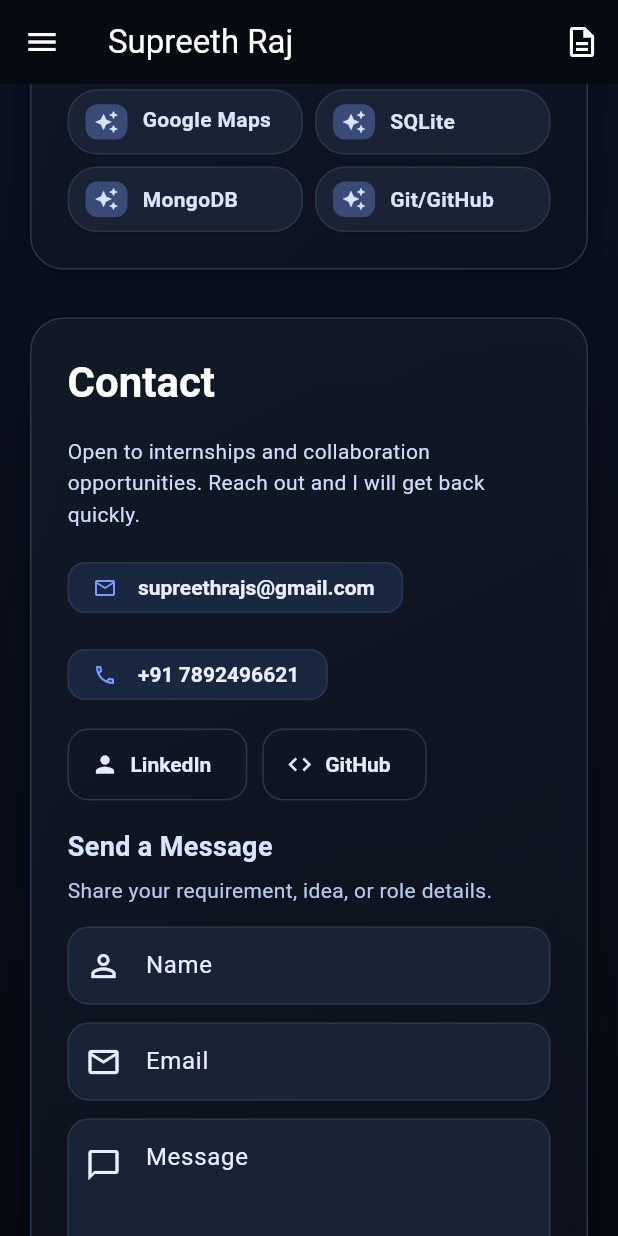
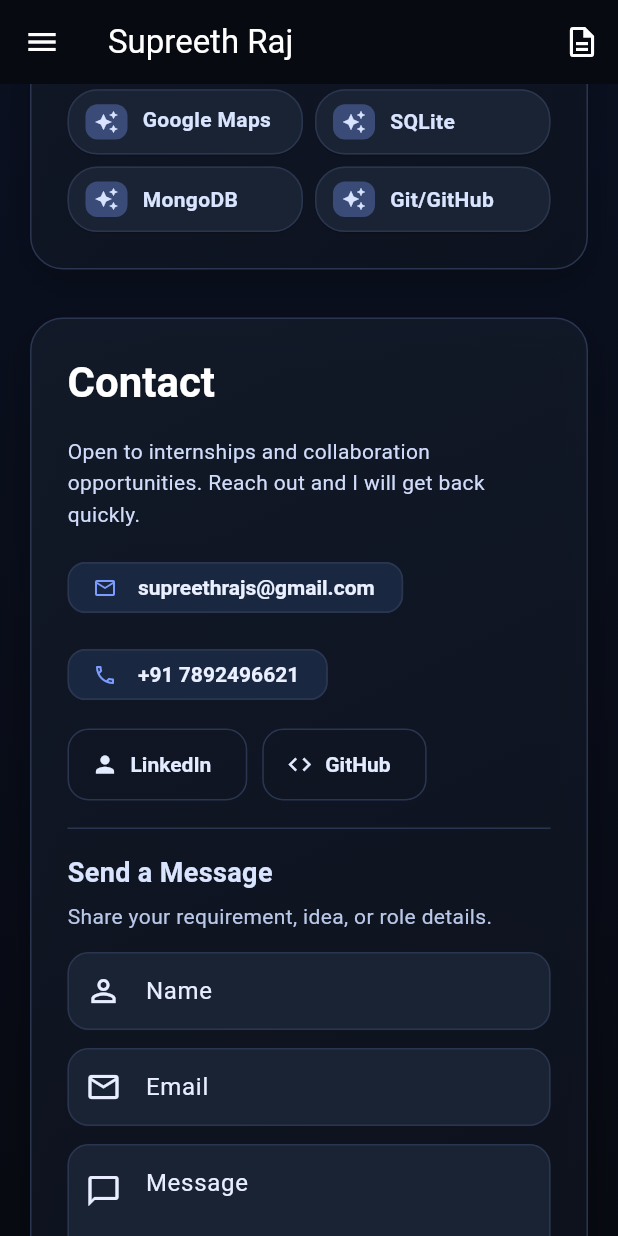
Before and after one commit to supreethraj13/Portfolio, a Flutter app: the screen it shows after launch, scrolled down 2304 dp, after a tap on "GitHub", on a phone screen of 412 x 824 dp. Run offline on Flutter 3.47's test engine with Material 3 defaults, Android fonts, the phone set to English and light mode, and no system bars; our stand-ins replace cached_network_image, cloud_firestore, equatable, firebase_analytics, firebase_core, flutter_bloc and 4 more; accounts and stored records are empty; statements that could not run were skipped.

Commit message:
ui change 2

```diff
--- a/lib/presentation/pages/portfolio_page.dart
+++ b/lib/presentation/pages/portfolio_page.dart
@@ -138,7 +138,10 @@ class _PortfolioPageState extends State<PortfolioPage> {
       crossAxisAlignment: CrossAxisAlignment.start,
       mainAxisSize: MainAxisSize.min,
       children: [
-        Text(
+        _RevealOnBuild(
+          delayMs: 20,
+          beginOffset: const Offset(0, 0.06),
+          child: Text(
             'L D Supreeth Raj',
             style: TextStyle(
               fontSize: titleSize,
@@ -147,8 +150,12 @@ class _PortfolioPageState extends State<PortfolioPage> {
               height: 1.06,
             ),
           ),
+        ),
         const SizedBox(height: 10),
-        const Text(
+        const _RevealOnBuild(
+          delayMs: 90,
+          beginOffset: Offset(0, 0.06),
+          child: Text(
             'Flutter App Developer',
             style: TextStyle(
               fontSize: 20,
@@ -156,13 +163,25 @@ class _PortfolioPageState extends State<PortfolioPage> {
               fontWeight: FontWeight.w600,
             ),
           ),
+        ),
         const SizedBox(height: 14),
-        const Text(
+        const _RevealOnBuild(
+          delayMs: 150,
+          beginOffset: Offset(0, 0.06),
+          child: Text(
             'I build scalable Flutter applications with BLoC and Firebase, focused on performance, reliability, and impactful user experiences.',
-          style: TextStyle(fontSize: 16, color: Color(0xFFD0DCFA), height: 1.6),
+            style: TextStyle(
+              fontSize: 16,
+              color: Color(0xFFD0DCFA),
+              height: 1.6,
+            ),
+          ),
         ),
         const SizedBox(height: 16),
-        Wrap(
+        _RevealOnBuild(
+          delayMs: 210,
+          beginOffset: const Offset(0, 0.06),
+          child: Wrap(
             spacing: 10,
             runSpacing: 10,
             children: [
@@ -180,8 +199,12 @@ class _PortfolioPageState extends State<PortfolioPage> {
               ),
             ],
           ),
+        ),
         const SizedBox(height: 18),
-        Wrap(
+        _RevealOnBuild(
+          delayMs: 280,
+          beginOffset: const Offset(0, 0.06),
+          child: Wrap(
             spacing: 10,
             runSpacing: 10,
             children: [
@@ -196,6 +219,7 @@ class _PortfolioPageState extends State<PortfolioPage> {
                 label: const Text('Let\'s Connect'),
               ),
             ],
+          ),
         ),
       ],
     );
@@ -362,7 +386,10 @@ class _PortfolioPageState extends State<PortfolioPage> {
           ),
           itemBuilder: (context, index) {
             final name = skills[index];
-            return Card(
+            return _RevealOnBuild(
+              delayMs: 40 + (index * 28),
+              beginOffset: const Offset(0, 0.08),
+              child: Card(
                 child: Padding(
                   padding: const EdgeInsets.symmetric(
                     horizontal: 12,
@@ -396,6 +423,7 @@ class _PortfolioPageState extends State<PortfolioPage> {
                     ],
                   ),
                 ),
+              ),
             );
           },
         );
@@ -406,10 +434,14 @@ class _PortfolioPageState extends State<PortfolioPage> {
   Widget _projectSection(ProjectState state) {
     Widget buildProjectCards(List<ProjectEntity> projects) {
       return Column(
-        children: projects
-            .map(
-              (project) => Padding(
+        children: projects.asMap().entries.map((entry) {
+          final index = entry.key;
+          final project = entry.value;
+          return Padding(
             padding: const EdgeInsets.only(bottom: 14),
+            child: _RevealOnBuild(
+              delayMs: 70 + (index * 120),
+              beginOffset: const Offset(0, 0.07),
               child: ProjectCard(
                 project: project,
                 onExpanded: (expanded) async {
@@ -434,8 +466,8 @@ class _PortfolioPageState extends State<PortfolioPage> {
                 },
               ),
             ),
-            )
-            .toList(),
+          );
+        }).toList(),
       );
     }
 
@@ -649,27 +681,41 @@ class _PortfolioPageState extends State<PortfolioPage> {
                   child: Column(
                     crossAxisAlignment: CrossAxisAlignment.start,
                     children: [
-                      _sectionContainer(
+                      _RevealOnBuild(
+                        delayMs: 30,
+                        child: _sectionContainer(
                           key: _homeKey,
                           title: 'Home',
                           child: _heroSection(mobile),
                         ),
-                      _sectionContainer(
+                      ),
+                      _RevealOnBuild(
+                        delayMs: 110,
+                        child: _sectionContainer(
                           key: _projectsKey,
                           title: 'Projects',
                           child: _projectSection(state),
                         ),
-                      _sectionContainer(
+                      ),
+                      _RevealOnBuild(
+                        delayMs: 180,
+                        child: _sectionContainer(
                           key: _aboutKey,
                           title: 'About',
                           child: _aboutStory(),
                         ),
-                      _sectionContainer(
+                      ),
+                      _RevealOnBuild(
+                        delayMs: 250,
+                        child: _sectionContainer(
                           key: _skillsKey,
                           title: 'Skills',
                           child: _skillsGrid(),
                         ),
-                      _sectionContainer(
+                      ),
+                      _RevealOnBuild(
+                        delayMs: 320,
+                        child: _sectionContainer(
                           key: _contactKey,
                           title: 'Contact',
                           child: Column(
@@ -725,8 +771,21 @@ class _PortfolioPageState extends State<PortfolioPage> {
                                 ],
                               ),
                               const SizedBox(height: 18),
-                            ContactForm(submitLeadUseCase: _submitLeadUseCase),
+                              const _RevealOnBuild(
+                                delayMs: 120,
+                                beginOffset: Offset(0, 0.05),
+                                child: Divider(height: 1),
+                              ),
+                              const SizedBox(height: 16),
+                              _RevealOnBuild(
+                                delayMs: 170,
+                                beginOffset: const Offset(0, 0.05),
+                                child: ContactForm(
+                                  submitLeadUseCase: _submitLeadUseCase,
+                                ),
+                              ),
                             ],
+                          ),
                         ),
                       ),
                       const SizedBox(height: 24),
@@ -748,3 +807,51 @@ class _NavItem {
   final String label;
   final Future<void> Function() onTap;
 }
+
+class _RevealOnBuild extends StatefulWidget {
+  const _RevealOnBuild({
+    required this.child,
+    this.delayMs = 0,
+    this.beginOffset = const Offset(0, 0.04),
+  });
+
+  final Widget child;
+  final int delayMs;
+  final Offset beginOffset;
+
+  @override
+  State<_RevealOnBuild> createState() => _RevealOnBuildState();
+}
+
+class _RevealOnBuildState extends State<_RevealOnBuild> {
+  bool _visible = false;
+
+  @override
+  void initState() {
+    super.initState();
+    Future<void>.delayed(Duration(milliseconds: widget.delayMs), () {
+      if (!mounted) {
+        return;
+      }
+      setState(() {
+        _visible = true;
+      });
+    });
+  }
+
+  @override
+  Widget build(BuildContext context) {
+    const duration = Duration(milliseconds: 520);
+    return AnimatedSlide(
+      offset: _visible ? Offset.zero : widget.beginOffset,
+      duration: duration,
+      curve: Curves.easeOutCubic,
+      child: AnimatedOpacity(
+        opacity: _visible ? 1 : 0,
+        duration: duration,
+        curve: Curves.easeOut,
+        child: widget.child,
+      ),
+    );
+  }
+}
--- a/lib/presentation/widgets/project_card.dart
+++ b/lib/presentation/widgets/project_card.dart
@@ -5,7 +5,7 @@ import 'package:url_launcher/url_launcher.dart';
 import '../../domain/entities/project_entity.dart';
 import 'lazy_video_player.dart';
 
-class ProjectCard extends StatelessWidget {
+class ProjectCard extends StatefulWidget {
   const ProjectCard({
     required this.project,
     required this.onExpanded,
@@ -16,6 +16,13 @@ class ProjectCard extends StatelessWidget {
   final ProjectEntity project;
   final ValueChanged<bool> onExpanded;
   final VoidCallback onApkDownload;
+
+  @override
+  State<ProjectCard> createState() => _ProjectCardState();
+}
+
+class _ProjectCardState extends State<ProjectCard> {
+  bool _hovered = false;
 
   Future<void> _openLink(String value) async {
     if (value.isEmpty) {
@@ -31,20 +38,35 @@ class ProjectCard extends StatelessWidget {
   @override
   Widget build(BuildContext context) {
     final theme = Theme.of(context);
-    final apk = project.apkData;
-    final imageUrls = project.imageUrls
+    final apk = widget.project.apkData;
+    final imageUrls = widget.project.imageUrls
         .map((url) => url.trim())
         .where((url) => url.isNotEmpty)
         .toList();
     final thumbnail = imageUrls.isNotEmpty ? imageUrls.first : '';
-    final videoUrl = project.videoUrl.trim();
+    final videoUrl = widget.project.videoUrl.trim();
 
     return Semantics(
-      label: 'Project ${project.title}',
+      label: 'Project ${widget.project.title}',
+      child: MouseRegion(
+        onEnter: (_) => setState(() => _hovered = true),
+        onExit: (_) => setState(() => _hovered = false),
+        child: AnimatedScale(
+          scale: _hovered ? 1.01 : 1,
+          duration: const Duration(milliseconds: 180),
+          curve: Curves.easeOutCubic,
+          child: AnimatedContainer(
+            duration: const Duration(milliseconds: 180),
+            curve: Curves.easeOutCubic,
+            transform: Matrix4.translationValues(0, _hovered ? -3 : 0, 0),
             child: Card(
               shape: RoundedRectangleBorder(
                 borderRadius: BorderRadius.circular(20),
-          side: const BorderSide(color: Color(0xFF30405E)),
+                side: BorderSide(
+                  color: _hovered
+                      ? const Color(0xFF4A5F88)
+                      : const Color(0xFF30405E),
+                ),
               ),
               child: Padding(
                 padding: const EdgeInsets.all(20),
@@ -56,7 +78,7 @@ class ProjectCard extends StatelessWidget {
                   iconColor: const Color(0xFFAAC0FF),
                   collapsedIconColor: const Color(0xFFAAC0FF),
                   title: Text(
-              project.title,
+                    widget.project.title,
                     style: theme.textTheme.titleLarge?.copyWith(
                       fontWeight: FontWeight.w700,
                     ),
@@ -64,17 +86,17 @@ class ProjectCard extends StatelessWidget {
                   subtitle: Padding(
                     padding: const EdgeInsets.only(top: 4),
                     child: Text(
-                project.subtitle,
+                      widget.project.subtitle,
                       style: const TextStyle(color: Color(0xFFB8C8E8)),
                     ),
                   ),
-            onExpansionChanged: onExpanded,
+                  onExpansionChanged: widget.onExpanded,
                   children: [
                     const SizedBox(height: 10),
                     Wrap(
                       spacing: 8,
                       runSpacing: 8,
-                children: project.techStack
+                      children: widget.project.techStack
                           .take(4)
                           .map((item) => Chip(label: Text(item)))
                           .toList(),
@@ -94,7 +116,8 @@ class ProjectCard extends StatelessWidget {
                         child: ListView.separated(
                           scrollDirection: Axis.horizontal,
                           itemCount: imageUrls.length,
-                    separatorBuilder: (_, index) => const SizedBox(width: 8),
+                          separatorBuilder: (_, index) =>
+                              const SizedBox(width: 8),
                           itemBuilder: (context, index) {
                             return ClipRRect(
                               borderRadius: BorderRadius.circular(10),
@@ -114,31 +137,43 @@ class ProjectCard extends StatelessWidget {
                     ],
                     const SizedBox(height: 14),
                     Text(
-                project.description,
-                style: const TextStyle(color: Color(0xFFD0DCFA), height: 1.5),
+                      widget.project.description,
+                      style: const TextStyle(
+                        color: Color(0xFFD0DCFA),
+                        height: 1.5,
+                      ),
                     ),
                     const SizedBox(height: 14),
-              _DetailBlock(title: 'Challenge', content: project.challenge),
+                    _DetailBlock(
+                      title: 'Challenge',
+                      content: widget.project.challenge,
+                    ),
                     const SizedBox(height: 8),
-              _DetailBlock(title: 'Solution', content: project.solution),
+                    _DetailBlock(
+                      title: 'Solution',
+                      content: widget.project.solution,
+                    ),
                     const SizedBox(height: 8),
-              _DetailBlock(title: 'Impact', content: project.impact),
+                    _DetailBlock(
+                      title: 'Impact',
+                      content: widget.project.impact,
+                    ),
                     const SizedBox(height: 14),
                     Wrap(
                       spacing: 10,
                       runSpacing: 10,
                       children: [
                         OutlinedButton.icon(
-                    onPressed: project.githubUrl.trim().isEmpty
+                          onPressed: widget.project.githubUrl.trim().isEmpty
                               ? null
-                        : () => _openLink(project.githubUrl),
+                              : () => _openLink(widget.project.githubUrl),
                           icon: const Icon(Icons.code),
                           label: const Text('GitHub'),
                         ),
                         OutlinedButton.icon(
-                    onPressed: project.demoUrl.trim().isEmpty
+                          onPressed: widget.project.demoUrl.trim().isEmpty
                               ? null
-                        : () => _openLink(project.demoUrl),
+                              : () => _openLink(widget.project.demoUrl),
                           icon: const Icon(Icons.public),
                           label: const Text('Live Demo'),
                         ),
@@ -148,7 +183,7 @@ class ProjectCard extends StatelessWidget {
                                 'Version ${apk.version} | ${apk.size} | ${apk.date}',
                             child: FilledButton.icon(
                               onPressed: () async {
-                          onApkDownload();
+                                widget.onApkDownload();
                                 await _openLink(apk.url);
                               },
                               icon: const Icon(Icons.download),
@@ -158,6 +193,9 @@ class ProjectCard extends StatelessWidget {
                       ],
                     ),
                   ],
+                ),
+              ),
+            ),
           ),
         ),
       ),
```
Lines whose indentation alone changed are shown as unchanged.
